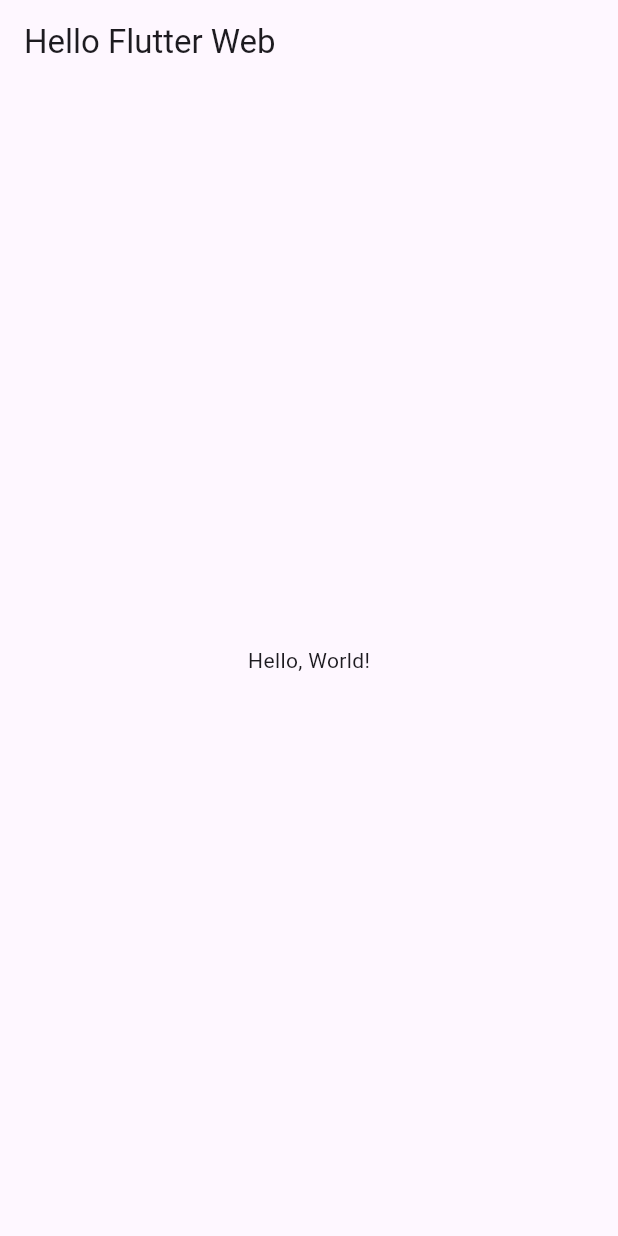
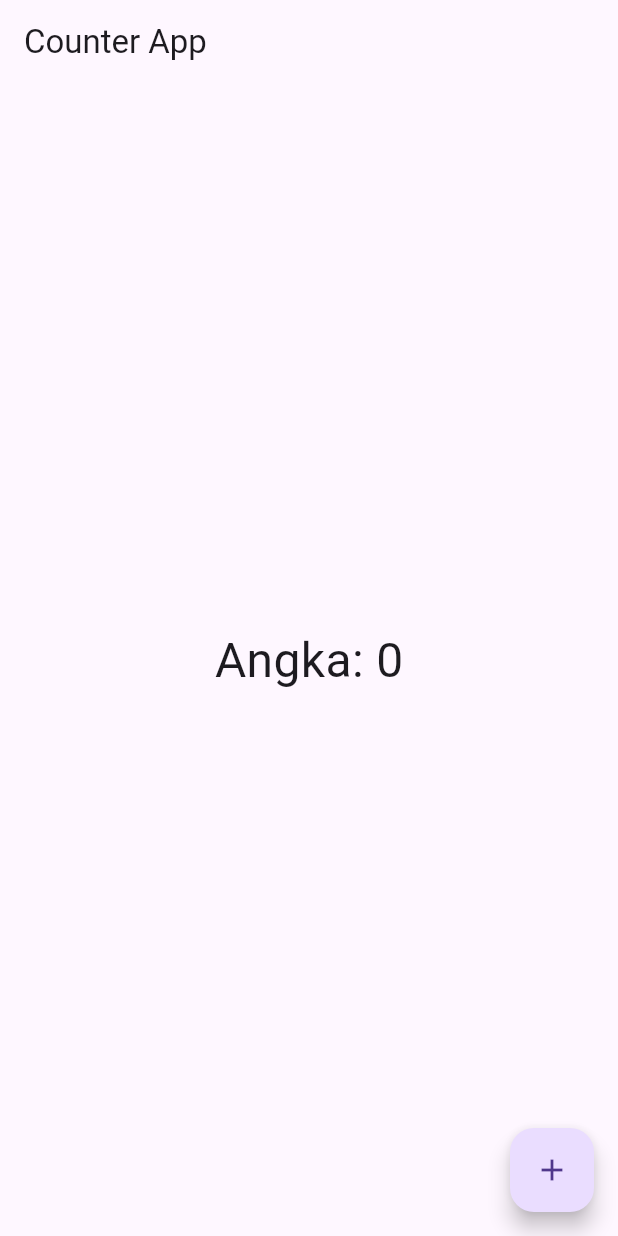
Before and after one commit to skytria/flutter, a Flutter app: the screen it shows after launch, on a phone screen of 412 x 824 dp. Run offline on Flutter 3.47's test engine with Material 3 defaults, Android fonts, the phone set to English and light mode, and no system bars.

Commit message:
Update main.dart

```diff
--- a/lib/main.dart
+++ b/lib/main.dart
@@ -1,21 +1,43 @@
 import 'package:flutter/material.dart';
 
-void main() {
-  runApp(const MyApp());
+void main() => runApp(MyApp());
+
+class MyApp extends StatelessWidget {
+  @override
+  Widget build(BuildContext context) {
+    return MaterialApp(
+      home: CounterPage(),
+    );
+  }
 }
 
-class MyApp extends StatelessWidget {
-  const MyApp({super.key});
+class CounterPage extends StatefulWidget {
+  @override
+  _CounterPageState createState() => _CounterPageState();
+}
+
+class _CounterPageState extends State<CounterPage> {
+  int _counter = 0;
+
+  void _incrementCounter() {
+    setState(() {
+      _counter++; // update state
+    });
+  }
 
   @override
   Widget build(BuildContext context) {
-    return MaterialApp(
-      title: 'Flutter Web Minimal',
-      home: Scaffold(
-        appBar: AppBar(title: const Text('Hello Flutter Web')),
-        body: const Center(
-          child: Text('Hello, World!'),
+    return Scaffold(
+      appBar: AppBar(title: Text("Counter App")),
+      body: Center(
+        child: Text(
+          'Angka: $_counter',
+          style: TextStyle(fontSize: 32),
         ),
+      ),
+      floatingActionButton: FloatingActionButton(
+        onPressed: _incrementCounter,
+        child: Icon(Icons.add),
       ),
     );
   }
```
